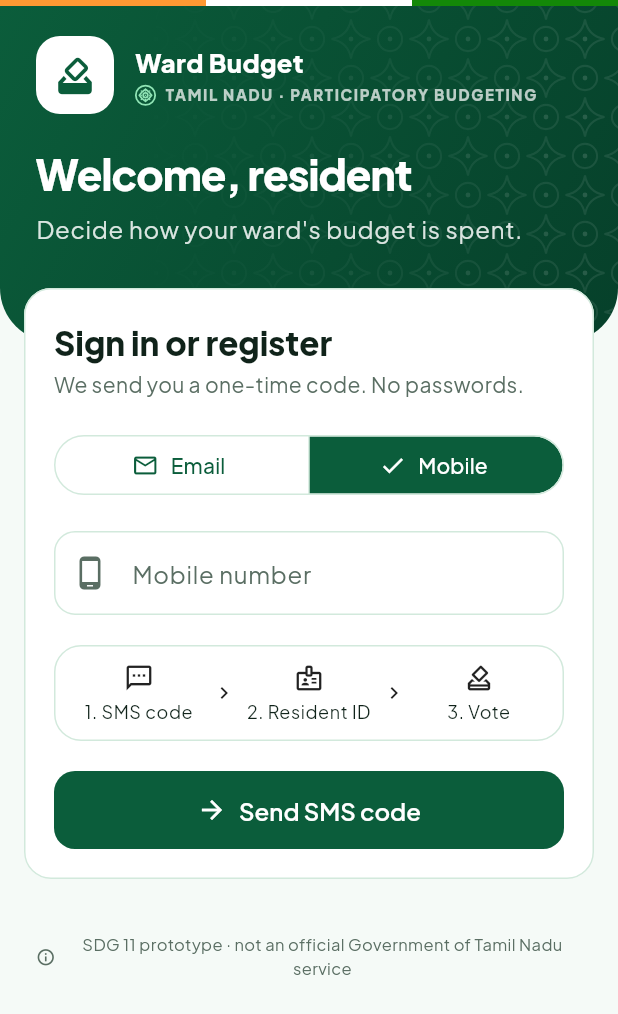
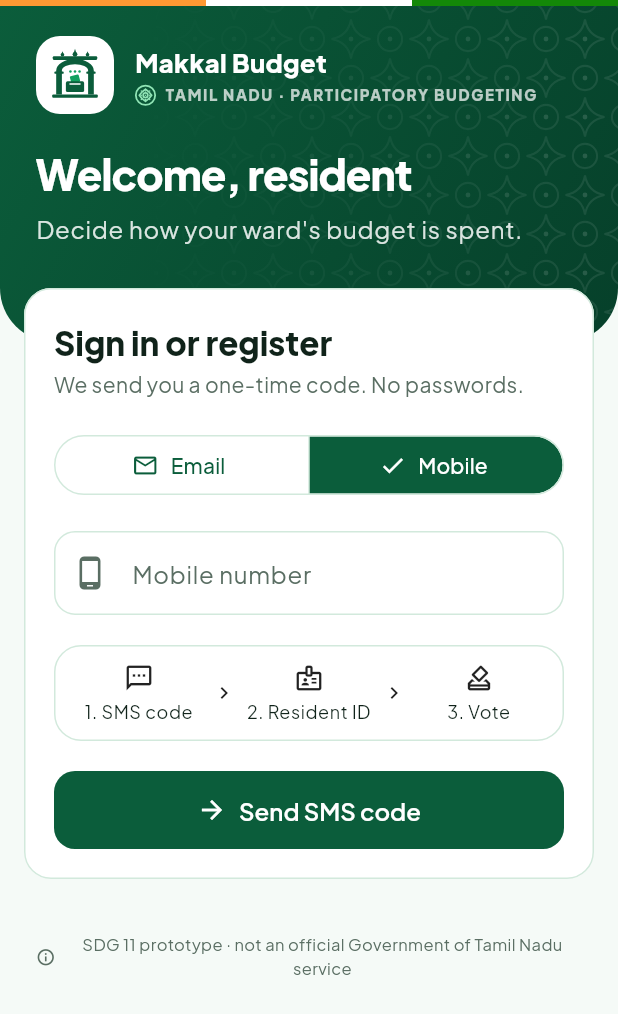
Before and after one commit to Nimzliot/WARD-MEMBER, a Flutter app: the LoginScreen screen opened directly, after a tap on "Mobile", on a phone screen of 412 x 824 dp. Shown: the top 1014 px of the screen. Run offline on Flutter 3.47's test engine with Material 3 defaults, Android fonts, the phone set to English and light mode, and no system bars; our stand-ins replace fl_chart, go_router, supabase_flutter; accounts and stored records are empty.

Commit message:
Rename to Makkal Budget; temple-gateway logo and launcher icons
Co-Authored-By: Claude Opus 5.5 <noreply@anthropic.com>

```diff
--- a/app/lib/main.dart
+++ b/app/lib/main.dart
@@ -8,6 +8,7 @@ import 'providers/auth_provider.dart';
 import 'providers/ward_provider.dart';
 import 'router.dart';
 import 'theme.dart';
+import 'widgets/app_logo.dart';
 
 Future<void> main() async {
   WidgetsFlutterBinding.ensureInitialized();
@@ -50,7 +51,7 @@ class _WardBudgetAppState extends State<WardBudgetApp> {
 
   @override
   Widget build(BuildContext context) => MaterialApp.router(
-        title: 'Ward Budget',
+        title: kAppName,
         debugShowCheckedModeBanner: false,
         theme: AppTheme.light,
         themeMode: ThemeMode.light, // brand is green & white
--- a/app/lib/screens/login_screen.dart
+++ b/app/lib/screens/login_screen.dart
@@ -6,6 +6,7 @@ import 'package:provider/provider.dart';
 import '../providers/auth_provider.dart';
 import '../utils/errors.dart';
 import '../theme.dart';
+import '../widgets/app_logo.dart';
 import '../widgets/civic.dart';
 import '../widgets/common.dart';
 
@@ -229,12 +230,12 @@ class _LoginHeader extends StatelessWidget {
                       width: 52,
                       height: 52,
                       decoration: BoxDecoration(color: Colors.white, borderRadius: BorderRadius.circular(16)),
-                      child: const Icon(Icons.how_to_vote_rounded, color: AppColors.forest, size: 30),
+                      child: const Center(child: AppLogo(size: 38)),
                     ),
                     const SizedBox(width: 14),
                     Expanded(
                       child: Column(crossAxisAlignment: CrossAxisAlignment.start, children: [
-                        const Text('Ward Budget',
+                        const Text(kAppName,
                             style: TextStyle(color: Colors.white, fontWeight: FontWeight.w800, fontSize: 17)),
                         const SizedBox(height: 3),
                         Row(children: [
--- /dev/null
+++ b/app/lib/widgets/app_logo.dart
@@ -0,0 +1,125 @@
+import 'dart:math' as math;
+
+import 'package:flutter/material.dart';
+
+import '../theme.dart';
+
+/// App name, used on the intro, login and headers.
+const kAppName = 'Makkal Budget';
+
+/// Makkal Budget mark: a temple-style arched gateway (thoranam) over a ballot
+/// box, with a vote going in and three kolam dots in the arch.
+/// Original artwork — deliberately not the Tamil Nadu state emblem.
+class AppLogo extends StatelessWidget {
+  const AppLogo({
+    super.key,
+    this.size = 56,
+    this.color = AppColors.forest,
+    this.accent = AppColors.emerald,
+    this.background = Colors.white,
+  });
+
+  final double size;
+  final Color color; // arch + ballot box
+  final Color accent; // vote card + kolam dots
+  final Color background; // the ballot-box slot is cut out in this colour
+
+  @override
+  Widget build(BuildContext context) => CustomPaint(
+        size: Size.square(size),
+        painter: AppLogoPainter(color: color, accent: accent, background: background),
+      );
+}
+
+class AppLogoPainter extends CustomPainter {
+  AppLogoPainter({required this.color, required this.accent, required this.background});
+
+  final Color color;
+  final Color accent;
+  final Color background;
+
+  @override
+  void paint(Canvas canvas, Size size) {
+    final w = size.width, h = size.height;
+    Offset p(double x, double y) => Offset(x * w, y * h);
+    final fill = Paint()
+      ..color = color
+      ..isAntiAlias = true;
+
+    // Mandapam gateway: two pillars joined by a rounded arch.
+    final arch = Path()
+      ..moveTo(0.17 * w, 0.84 * h)
+      ..lineTo(0.17 * w, 0.42 * h)
+      ..arcTo(Rect.fromLTRB(0.17 * w, 0.22 * h, 0.83 * w, 0.62 * h), math.pi, math.pi, false)
+      ..lineTo(0.83 * w, 0.84 * h)
+      ..lineTo(0.73 * w, 0.84 * h)
+      ..lineTo(0.73 * w, 0.42 * h)
+      ..arcTo(Rect.fromLTRB(0.27 * w, 0.31 * h, 0.73 * w, 0.53 * h), 0, -math.pi, false)
+      ..lineTo(0.27 * w, 0.84 * h)
+      ..close();
+    canvas.drawPath(arch, fill);
+
+    // Pillar capitals
+    for (final x in [0.14, 0.70]) {
+      canvas.drawRRect(
+        RRect.fromRectAndRadius(Rect.fromLTWH(x * w, 0.44 * h, 0.16 * w, 0.04 * h), Radius.circular(0.012 * w)),
+        fill,
+      );
+    }
+
+    // Cornice over the arch
+    canvas.drawRRect(
+      RRect.fromRectAndRadius(Rect.fromLTRB(0.11 * w, 0.17 * h, 0.89 * w, 0.235 * h), Radius.circular(0.02 * w)),
+      fill,
+    );
+
+    // Three kalasam pots on the cornice (centre one taller)
+    for (final (x, big) in [(0.28, false), (0.5, true), (0.72, false)]) {
+      final r = (big ? 0.042 : 0.032) * w;
+      final base = 0.17 * h;
+      canvas.drawCircle(Offset(x * w, base - r * 0.8), r, fill);
+      final tip = Path()
+        ..moveTo(x * w - r * 0.55, base - r * 1.3)
+        ..lineTo(x * w, base - r * (big ? 3.1 : 2.7))
+        ..lineTo(x * w + r * 0.55, base - r * 1.3)
+        ..close();
+      canvas.drawPath(tip, fill);
+    }
+
+    // Base step
+    canvas.drawRRect(
+      RRect.fromRectAndRadius(Rect.fromLTRB(0.1 * w, 0.84 * h, 0.9 * w, 0.9 * h), Radius.circular(0.02 * w)),
+      fill,
+    );
+
+    // Three kolam dots inside the arch
+    final dot = Paint()..color = accent;
+    for (final x in [0.42, 0.5, 0.58]) {
+      canvas.drawCircle(p(x, 0.44), 0.022 * w, dot);
+    }
+
+    // Vote card entering the box (drawn first so the box covers its lower half)
+    canvas.save();
+    canvas.translate(0.5 * w, 0.57 * h);
+    canvas.rotate(-math.pi / 12);
+    canvas.drawRRect(
+      RRect.fromRectAndRadius(Rect.fromCenter(center: Offset.zero, width: 0.16 * w, height: 0.13 * h), Radius.circular(0.018 * w)),
+      Paint()..color = accent,
+    );
+    canvas.restore();
+
+    // Ballot box with its slot
+    canvas.drawRRect(
+      RRect.fromRectAndRadius(Rect.fromLTRB(0.34 * w, 0.61 * h, 0.66 * w, 0.8 * h), Radius.circular(0.03 * w)),
+      fill,
+    );
+    canvas.drawRRect(
+      RRect.fromRectAndRadius(Rect.fromLTRB(0.4 * w, 0.645 * h, 0.6 * w, 0.67 * h), Radius.circular(0.01 * w)),
+      Paint()..color = background,
+    );
+  }
+
+  @override
+  bool shouldRepaint(AppLogoPainter old) =>
+      old.color != color || old.accent != accent || old.background != background;
+}
```
Also changed, not shown: app/lib/screens/splash_screen.dart (+3 -11 lines), app/tool/make_icons_test.dart (added, +60 -0 lines), 16 other files.
